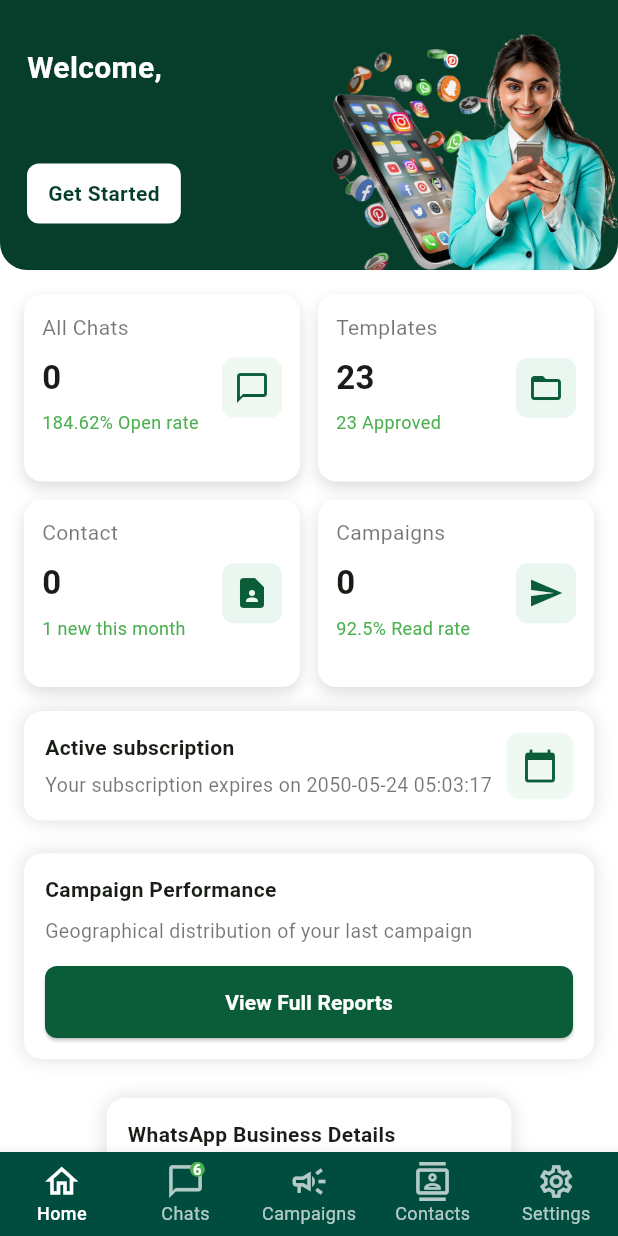
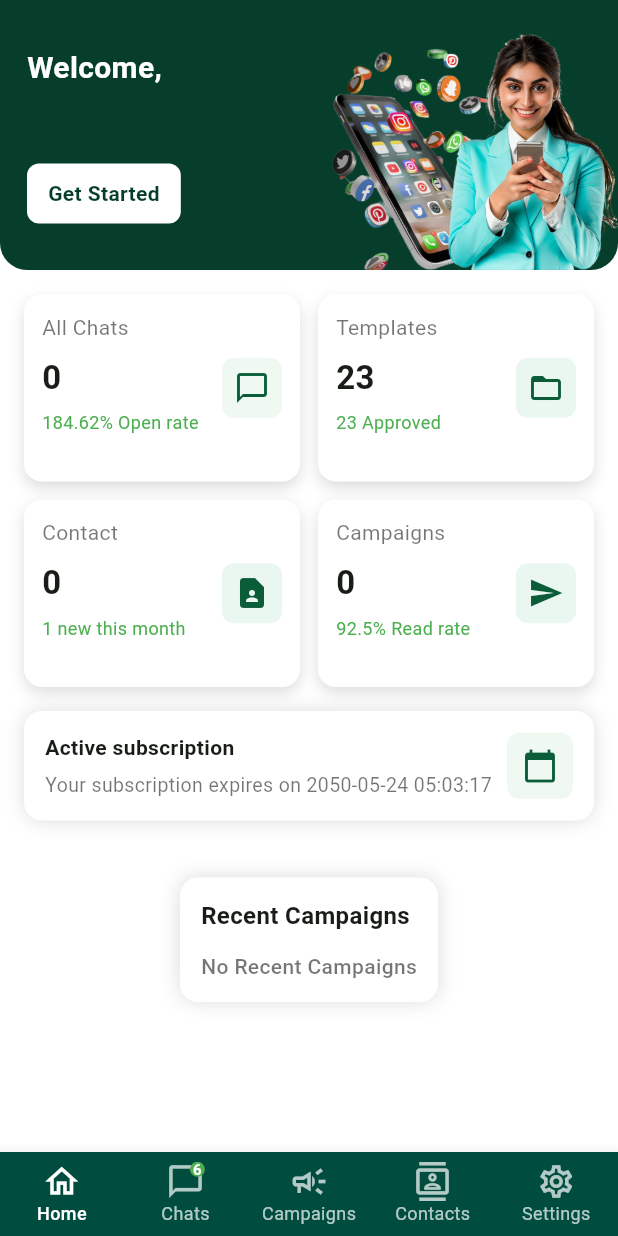
Before and after one commit to anantkamalstudios/wademo_mobile_app, a Flutter app: the HomeScreen screen opened directly, on a phone screen of 412 x 824 dp. Run offline on Flutter 3.47's test engine with Material 3 defaults, Android fonts, the phone set to English and light mode, and no system bars; our stand-ins replace connectivity_plus, file_picker, firebase_auth, firebase_core, font_awesome_flutter, google_fonts and 3 more; missing offline and left inert: flutter_facebook_auth; accounts and stored records are empty; network calls fail.

Commit message:
static removed

```diff
--- a/lib/HomeScreen/HomeScreen.dart
+++ b/lib/HomeScreen/HomeScreen.dart
@@ -366,68 +366,9 @@ class _HomeScreenState extends State<HomeScreen> {
 
                     const SizedBox(height: 12),
 
-                    _CardContainer(
-                      child: Column(
-                        crossAxisAlignment: CrossAxisAlignment.start,
-                        children: [
-                          const Text("Campaign Performance",
-                              style: TextStyle(fontWeight: FontWeight.w600)),
-                          const SizedBox(height: 8),
-                          const Text(
-                            "Geographical distribution of your last campaign",
-                            style: TextStyle(color: Colors.black54, fontSize: 13),
-                          ),
-                          const SizedBox(height: 14),
-                          SizedBox(
-                            width: double.infinity,
-                            child: ElevatedButton(
-                              onPressed: () {},
-                              style: ElevatedButton.styleFrom(
-                                backgroundColor: midGreen,
-                                padding:
-                                const EdgeInsets.symmetric(vertical: 14),
-                                shape: RoundedRectangleBorder(
-                                    borderRadius: BorderRadius.circular(8)),
-                              ),
-                              child: const Text(
-                                "View Full Reports",
-                                style: TextStyle(
-                                    color: Colors.white,
-                                    fontWeight: FontWeight.w600),
-                              ),
-                            ),
-                          ),
-                        ],
-                      ),
-                    ),
 
-                    const SizedBox(height: 16),
 
-                    _CardContainer(
-                      child: Column(
-                        crossAxisAlignment: CrossAxisAlignment.start,
-                        children: const [
-                          Text("WhatsApp Business Details",
-                              style: TextStyle(fontWeight: FontWeight.w600)),
-                          SizedBox(height: 12),
-                          Text("Anantkamal Studios",
-                              style: TextStyle(fontWeight: FontWeight.w600)),
-                          SizedBox(height: 6),
-                          Text("Display Name Status: APPROVED",
-                              style: TextStyle(color: Colors.black54)),
-                          Text("WhatsApp Number: +91 76202 37235",
-                              style: TextStyle(color: Colors.black54)),
-                          Text("Quality Rating: GREEN",
-                              style: TextStyle(color: Colors.black54)),
-                          Text("Messaging Limit: TIER_1K",
-                              style: TextStyle(color: Colors.black54)),
-                          Text("Can Send Message: AVAILABLE",
-                              style: TextStyle(color: Colors.black54)),
-                          Text("Organization: Sachin k",
-                              style: TextStyle(color: Colors.black54)),
-                        ],
-                      ),
-                    ),
+
 
                     const SizedBox(height: 16),
                     _CardContainer(
--- a/lib/Screens/SplashScreen.dart
+++ b/lib/Screens/SplashScreen.dart
@@ -139,5 +139,11 @@ class _SplashScreenState extends State<SplashScreen>
       ),
     );
   }
+  @override
+  void dispose() {
+    logoController.dispose();
+    imageController.dispose();
+    super.dispose();
+  }
 
 }
--- a/pubspec.yaml
+++ b/pubspec.yaml
@@ -31,6 +31,7 @@ dependencies:
   path: ^1.8.3
   path_provider: ^2.0.15
   flutter_launcher_icons: ^0.11.0
+  connectivity_plus: ^6.0.1
 
 
 
```
Also changed, not shown: lib/HomeScreen/ChatsScreen.dart (+10 -5 lines), lib/HomeScreen/ContactScreen.dart (+9 -4 lines), lib/Services/ConnectivityService.dart (added, +65 -0 lines), lib/main.dart (+79 -7 lines), pubspec.lock, 3 other files.
